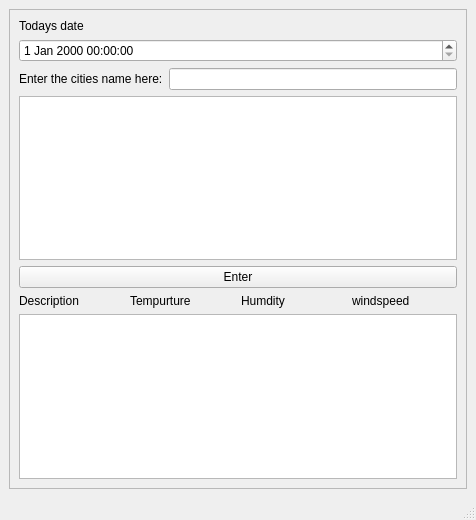
First picture: the form in p03.ui, repository HSU-S21-CS232/p03-mp390, before the edit.
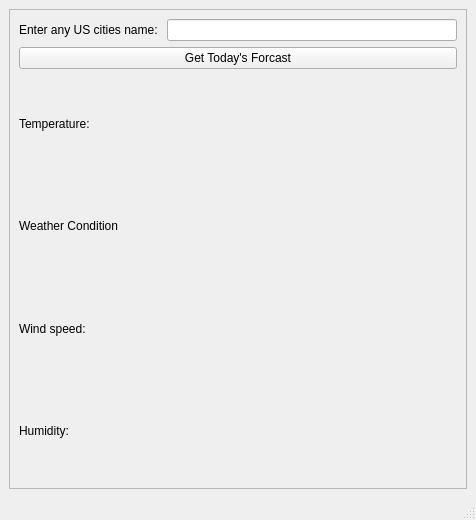
Second picture: the form after the edit.

Commit message: made changes to main, and almost have display done

What changed in the file:
```diff
--- a/p03.ui
+++ b/p03.ui
@@ -24,27 +24,6 @@
        <enum>QFrame::Raised</enum>
       </property>
       <layout class="QVBoxLayout" name="verticalLayout_4">
-       <item>
-        <layout class="QVBoxLayout" name="verticalLayout_2">
-         <item>
-          <widget class="QLabel" name="label_2">
-           <property name="autoFillBackground">
-            <bool>false</bool>
-           </property>
-           <property name="text">
-            <string>Todays date</string>
-           </property>
-          </widget>
-         </item>
-         <item>
-          <widget class="QDateTimeEdit" name="dateTimeEdit">
-           <property name="autoFillBackground">
-            <bool>false</bool>
-           </property>
-          </widget>
-         </item>
-        </layout>
-       </item>
        <item>
         <layout class="QVBoxLayout" name="verticalLayout">
          <item>
@@ -52,7 +31,7 @@
            <item>
             <widget class="QLabel" name="EnterCityNameLabel">
              <property name="text">
-              <string>Enter the cities name here:</string>
+              <string>Enter any US cities name: </string>
              </property>
             </widget>
            </item>
@@ -61,50 +40,44 @@
            </item>
           </layout>
          </item>
-         <item>
-          <widget class="QListWidget" name="LogOfCites"/>
-         </item>
         </layout>
        </item>
        <item>
         <widget class="QPushButton" name="EnterButton">
          <property name="text">
-          <string>Enter</string>
+          <string>Get Today's Forcast</string>
          </property>
         </widget>
        </item>
        <item>
         <layout class="QGridLayout" name="gridLayout">
-         <item row="0" column="2">
-          <widget class="QLabel" name="HumidityLabel">
-           <property name="text">
-            <string>Humdity</string>
-           </property>
-          </widget>
-         </item>
-         <item row="0" column="3">
-          <widget class="QLabel" name="WindspeedLabel">
-           <property name="text">
-            <string>windspeed</string>
-           </property>
-          </widget>
-         </item>
          <item row="0" column="0">
           <widget class="QLabel" name="DescriptionLabel">
            <property name="text">
-            <string>Description</string>
+            <string>Temperature:</string>
            </property>
           </widget>
          </item>
-         <item row="0" column="1">
-          <widget class="QLabel" name="TempLabel">
+         <item row="1" column="0">
+          <widget class="QLabel" name="conditionsLabel">
            <property name="text">
-            <string>Tempurture</string>
+            <string>Weather Condition</string>
            </property>
           </widget>
          </item>
-         <item row="1" column="0" colspan="4">
-          <widget class="QColumnView" name="columnView"/>
+         <item row="3" column="0">
+          <widget class="QLabel" name="humidityLabel">
+           <property name="text">
+            <string>Humidity:</string>
+           </property>
+          </widget>
+         </item>
+         <item row="2" column="0">
+          <widget class="QLabel" name="windLabel">
+           <property name="text">
+            <string>Wind speed: </string>
+           </property>
+          </widget>
          </item>
         </layout>
        </item>
```
Left out of the diff: 4 changed lines with no effect on the pictures. The commit also changes 1 other file.
